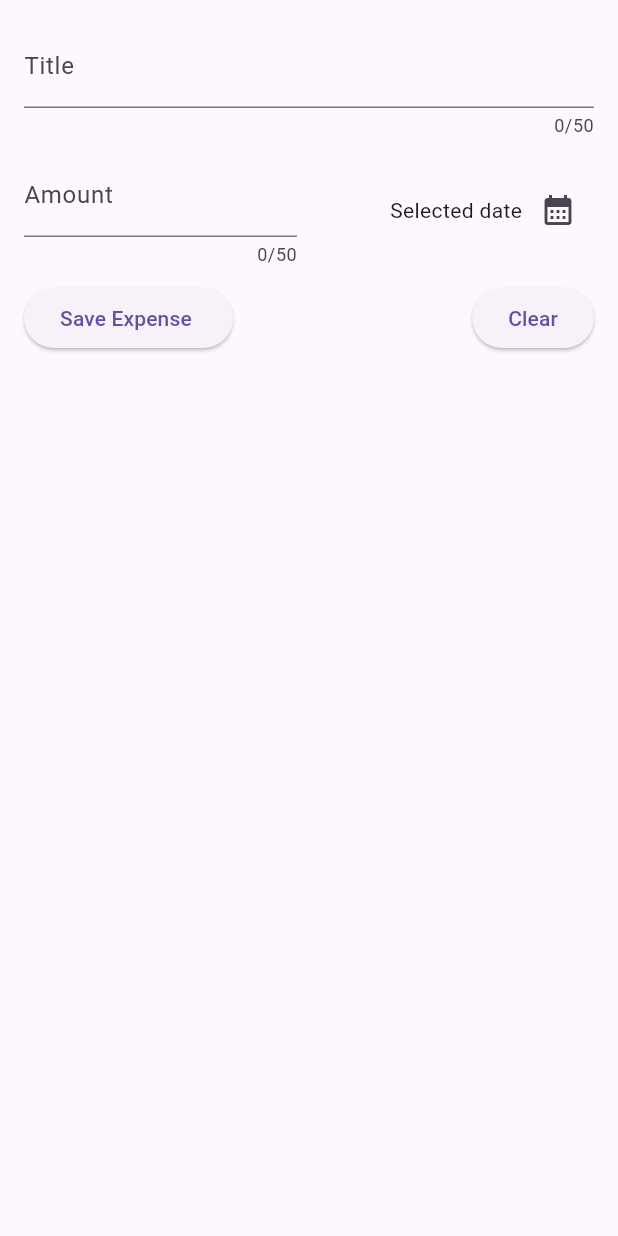
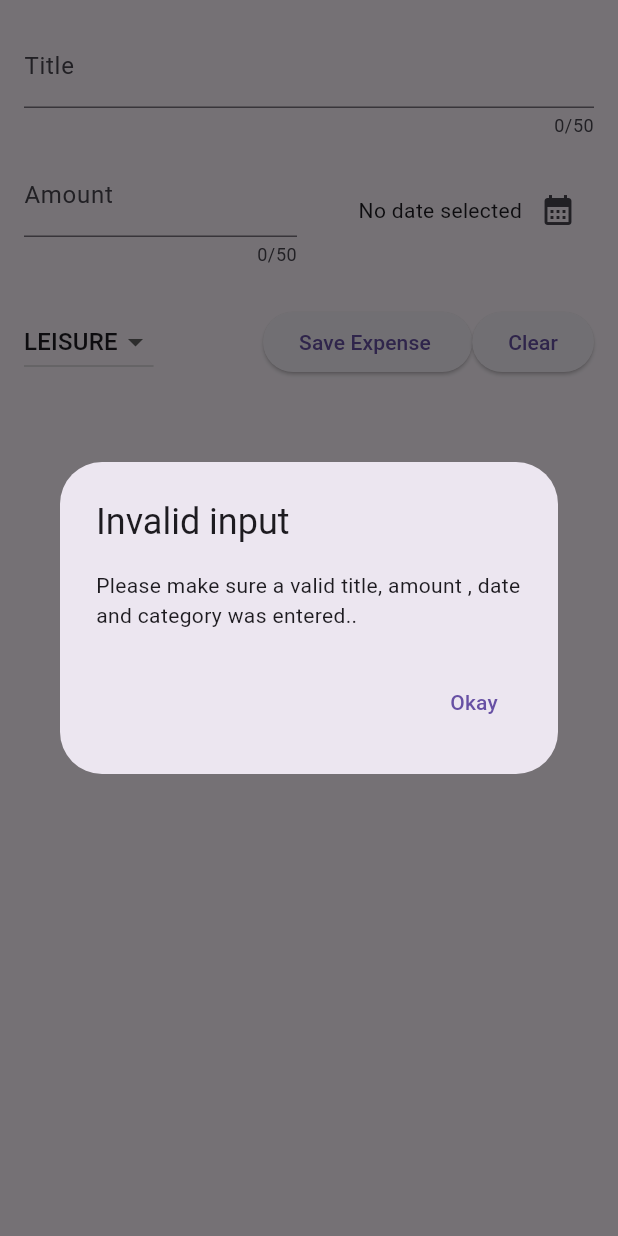
Before and after one commit to sachinsebastian1212/Flutter-expense_tracker, a Flutter app: the ExpensesNew widget shown alone on an empty page, opened directly, after a tap on "Save Expense", on a phone screen of 412 x 824 dp. Run offline on Flutter 3.47's test engine with Material 3 defaults, Android fonts, the phone set to English and light mode, and no system bars.

Commit message:
drop down selection and validating input

```diff
--- a/lib/widgets/expenses_new.dart
+++ b/lib/widgets/expenses_new.dart
@@ -1,4 +1,5 @@
 import 'package:flutter/material.dart';
+import 'package:expense_tracker/model/expense.dart';
 
 class ExpensesNew extends StatefulWidget {
   const ExpensesNew({super.key});
@@ -11,10 +12,36 @@ class _ExpensesNewState extends State<ExpensesNew> {
   final _titleController = TextEditingController();
   final _amountController = TextEditingController();
 
-  void _presentDatePicker() {
+  DateTime? _selectedDate;
+  Category _selectedCategory = Category.leisure;
+
+  void _presentDatePicker() async {
     final now = DateTime.now();
     final firstDate = DateTime(now.year - 1);
-    showDatePicker(context: context, firstDate: firstDate, lastDate: now);
+    final pickedDate = await showDatePicker(
+        context: context, firstDate: firstDate, lastDate: now);
+
+    setState(() {
+      _selectedDate = pickedDate;
+    });
+  }
+
+  void _submitExpenseData(){
+    final enteredAmount = double.tryParse(_amountController.text);
+    final amountIsInvalid = enteredAmount == null || enteredAmount <=0 ;
+
+    if(_titleController.text.trim().isEmpty || amountIsInvalid || _selectedDate == null){
+      showDialog(context: context, builder: (ctx) => AlertDialog(
+        title: const Text('Invalid input'),
+        content: const Text('Please make sure a valid title, amount , date and category was entered..'),
+        actions: [
+          TextButton(onPressed: (){
+            Navigator.pop(ctx);
+          }, child: const Text('Okay'))
+        ],
+      ));
+    }
+    return;
   }
 
   @override
@@ -56,7 +83,9 @@ class _ExpensesNewState extends State<ExpensesNew> {
                 child: Row(
                   mainAxisAlignment: MainAxisAlignment.end,
                   children: [
-                    const Text('Selected date'),
+                    Text(_selectedDate == null
+                        ? 'No date selected'
+                        : formatter.format(_selectedDate!)),
                     IconButton(
                         onPressed: _presentDatePicker,
                         icon: const Icon(Icons.calendar_month))
@@ -68,15 +97,29 @@ class _ExpensesNewState extends State<ExpensesNew> {
           const SizedBox(
             height: 10,
           ),
+          const SizedBox(height: 16,),
           Row(
             children: [
+              DropdownButton(
+                value: _selectedCategory,
+                  items: Category.values
+                      .map(
+                        (category) => DropdownMenuItem(
+                          value: category,
+                          child: Text(category.name.toUpperCase()),
+                        ),
+                      )
+                      .toList(),
+                  onChanged: (val) {
+                    setState(() {
+                       _selectedCategory = val!;
+                    });
+
+                  }),
+              const Spacer(),
               ElevatedButton(
-                  onPressed: () {
-                    print(_titleController.text);
-                    print(_amountController.text);
-                  },
+                  onPressed: _submitExpenseData,
                   child: const Text('Save Expense ')),
-              const Spacer(),
               ElevatedButton(
                   onPressed: () {
                     Navigator.pop(context);
--- a/pubspec.yaml
+++ b/pubspec.yaml
@@ -9,6 +9,7 @@ environment:
 dependencies:
   flutter:
     sdk: flutter
+  intl: ^0.19.0
   uuid: ^4.5.0
 
 dev_dependencies:
```
